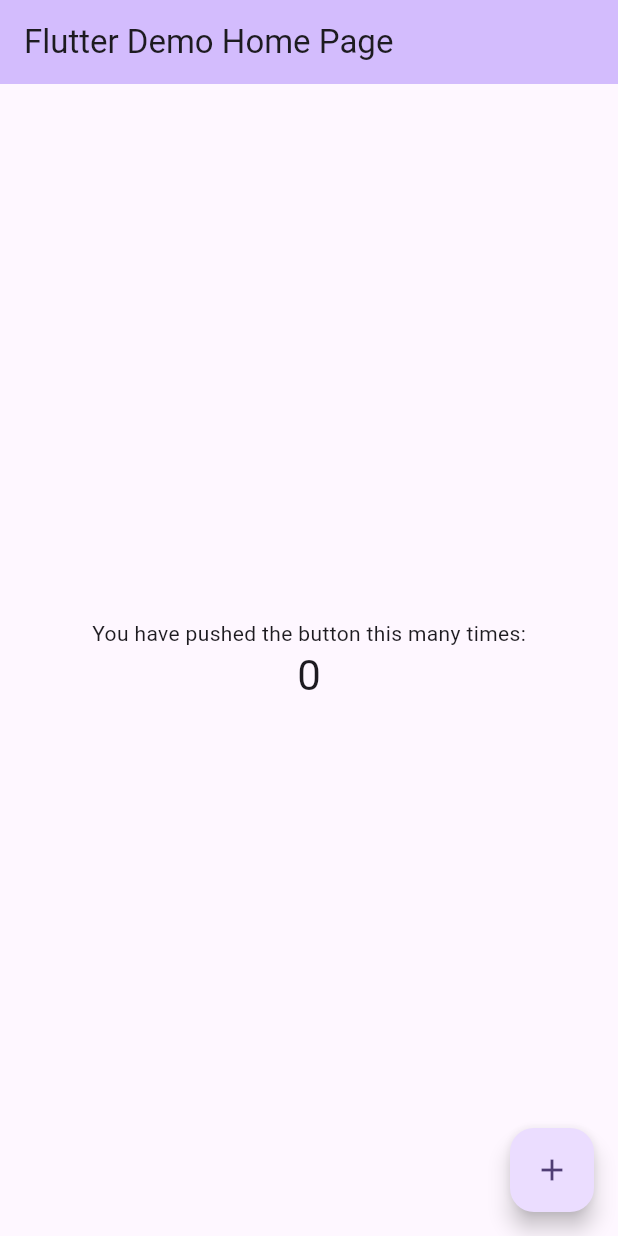
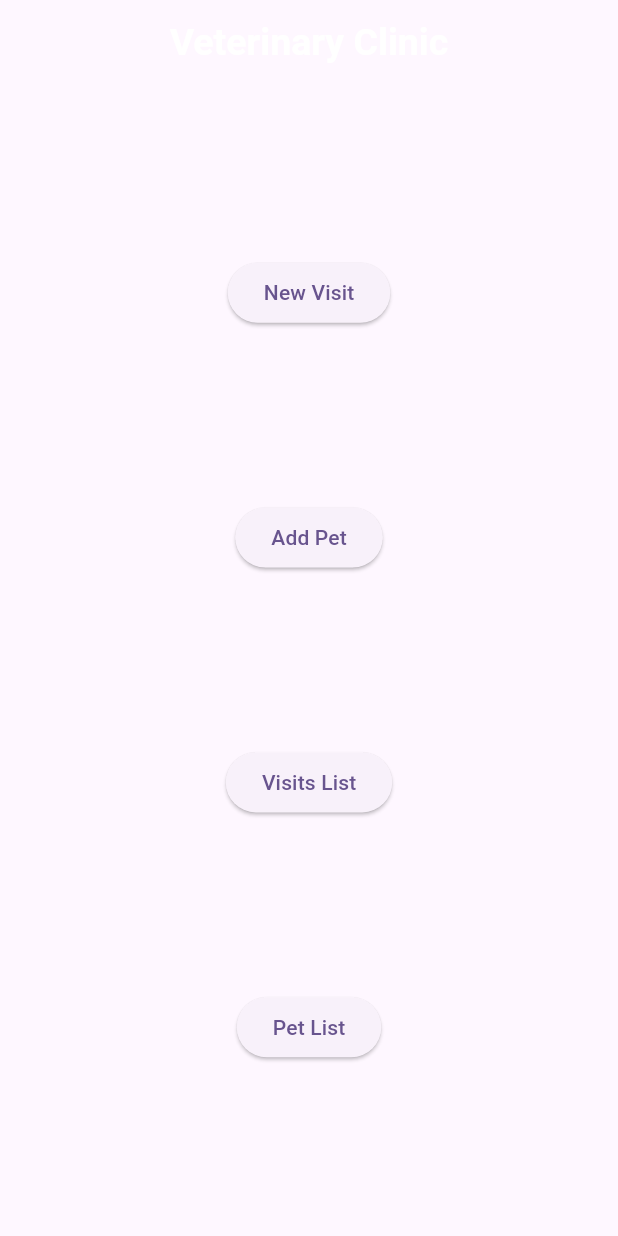
Before and after one commit to Mohamed2Sherif/ClickPet, a Flutter app: the screen it shows after launch, on a phone screen of 412 x 824 dp. Run offline on Flutter 3.47's test engine with Material 3 defaults, Android fonts, the phone set to English and light mode, and no system bars; our stand-ins replace sqflite; accounts and stored records are empty.

Commit message:
created the main page and addVisit, addPet forms and added Database Helper

```diff
--- a/Flutter/click_pet/lib/main.dart
+++ b/Flutter/click_pet/lib/main.dart
@@ -1,3 +1,4 @@
+import 'package:click_pet/pages/home_page.dart';
 import 'package:flutter/material.dart';
 
 void main() {
@@ -7,119 +8,15 @@ void main() {
 class MyApp extends StatelessWidget {
   const MyApp({super.key});
 
-  // This widget is the root of your application.
   @override
   Widget build(BuildContext context) {
     return MaterialApp(
       title: 'Flutter Demo',
       theme: ThemeData(
-        // This is the theme of your application.
-        //
-        // TRY THIS: Try running your application with "flutter run". You'll see
-        // the application has a purple toolbar. Then, without quitting the app,
-        // try changing the seedColor in the colorScheme below to Colors.green
-        // and then invoke "hot reload" (save your changes or press the "hot
-        // reload" button in a Flutter-supported IDE, or press "r" if you used
-        // the command line to start the app).
-        //
-        // Notice that the counter didn't reset back to zero; the application
-        // state is not lost during the reload. To reset the state, use hot
-        // restart instead.
-        //
-        // This works for code too, not just values: Most code changes can be
-        // tested with just a hot reload.
         colorScheme: ColorScheme.fromSeed(seedColor: Colors.deepPurple),
         useMaterial3: true,
       ),
-      home: const MyHomePage(title: 'Flutter Demo Home Page'),
+      home: HomePage(),
     );
   }
 }
-
-class MyHomePage extends StatefulWidget {
-  const MyHomePage({super.key, required this.title});
-
-  // This widget is the home page of your application. It is stateful, meaning
-  // that it has a State object (defined below) that contains fields that affect
-  // how it looks.
-
-  // This class is the configuration for the state. It holds the values (in this
-  // case the title) provided by the parent (in this case the App widget) and
-  // used by the build method of the State. Fields in a Widget subclass are
-  // always marked "final".
-
-  final String title;
-
-  @override
-  State<MyHomePage> createState() => _MyHomePageState();
-}
-
-class _MyHomePageState extends State<MyHomePage> {
-  int _counter = 0;
-
-  void _incrementCounter() {
-    setState(() {
-      // This call to setState tells the Flutter framework that something has
-      // changed in this State, which causes it to rerun the build method below
-      // so that the display can reflect the updated values. If we changed
-      // _counter without calling setState(), then the build method would not be
-      // called again, and so nothing would appear to happen.
-      _counter++;
-    });
-  }
-
-  @override
-  Widget build(BuildContext context) {
-    // This method is rerun every time setState is called, for instance as done
-    // by the _incrementCounter method above.
-    //
-    // The Flutter framework has been optimized to make rerunning build methods
-    // fast, so that you can just rebuild anything that needs updating rather
-    // than having to individually change instances of widgets.
-    return Scaffold(
-      appBar: AppBar(
-        // TRY THIS: Try changing the color here to a specific color (to
-        // Colors.amber, perhaps?) and trigger a hot reload to see the AppBar
-        // change color while the other colors stay the same.
-        backgroundColor: Theme.of(context).colorScheme.inversePrimary,
-        // Here we take the value from the MyHomePage object that was created by
-        // the App.build method, and use it to set our appbar title.
-        title: Text(widget.title),
-      ),
-      body: Center(
-        // Center is a layout widget. It takes a single child and positions it
-        // in the middle of the parent.
-        child: Column(
-          // Column is also a layout widget. It takes a list of children and
-          // arranges them vertically. By default, it sizes itself to fit its
-          // children horizontally, and tries to be as tall as its parent.
-          //
-          // Column has various properties to control how it sizes itself and
-          // how it positions its children. Here we use mainAxisAlignment to
-          // center the children vertically; the main axis here is the vertical
-          // axis because Columns are vertical (the cross axis would be
-          // horizontal).
-          //
-          // TRY THIS: Invoke "debug painting" (choose the "Toggle Debug Paint"
-          // action in the IDE, or press "p" in the console), to see the
-          // wireframe for each widget.
-          mainAxisAlignment: MainAxisAlignment.center,
-          children: <Widget>[
-            const Text(
-              'You have pushed the button this many times:',
-            ),
-            Text(
-              '$_counter',
-              style: Theme.of(context).textTheme.headlineMedium,
-            ),
-          ],
-        ),
-      ),
-      floatingActionButton: FloatingActionButton(
-        onPressed: _incrementCounter,
-        tooltip: 'Increment',
-        child: const Icon(Icons.add),
-      ), // This trailing comma makes auto-formatting nicer for build methods.
-    );
-  }
-}
--- /dev/null
+++ b/Flutter/click_pet/lib/pages/home_page.dart
@@ -0,0 +1,45 @@
+import 'package:flutter/material.dart';
+import 'visits_list.dart';
+import 'pets_list.dart';
+import 'new_visit_form.dart';
+import 'add_pet_form.dart';
+
+class HomePage extends StatelessWidget {
+  @override
+  Widget build(BuildContext context) {
+    return Scaffold(
+      appBar: AppBar(
+        title: Text("Veterinary Clinic"),
+        centerTitle: true,
+        titleTextStyle: TextStyle(fontWeight: FontWeight.w600, fontSize: 25),
+      ),
+      body: Center(
+        child: Column(
+          mainAxisAlignment: MainAxisAlignment.spaceEvenly,
+          children: [
+            ElevatedButton(
+              onPressed: () =>
+                  showDialog(context: context, builder: (_) => NewVisitForm()),
+              child: Text("New Visit"),
+            ),
+            ElevatedButton(
+              onPressed: () =>
+                  showDialog(context: context, builder: (_) => AddPetForm()),
+              child: Text("Add Pet"),
+            ),
+            ElevatedButton(
+              onPressed: () => Navigator.push(
+                  context, MaterialPageRoute(builder: (_) => VisitsList())),
+              child: Text("Visits List"),
+            ),
+            ElevatedButton(
+              onPressed: () => Navigator.push(
+                  context, MaterialPageRoute(builder: (_) => PetsList())),
+              child: Text("Pet List"),
+            ),
+          ],
+        ),
+      ),
+    );
+  }
+}
--- /dev/null
+++ b/Flutter/click_pet/lib/pages/visits_list.dart
@@ -0,0 +1,49 @@
+import 'package:flutter/material.dart';
+import './database_helper/db_helper.dart';
+import 'visit_details.dart';
+
+class VisitsList extends StatefulWidget {
+  @override
+  _VisitsListState createState() => _VisitsListState();
+}
+
+class _VisitsListState extends State<VisitsList> {
+  List<Map<String, dynamic>> _visits = [];
+
+  void _loadVisits() async {
+    final db = DBHelper();
+    await db.database; // <-- Ensure DB is initialized before insert
+    final visits = await db.getVisits();
+    setState(() {
+      _visits = visits;
+    });
+  }
+
+  @override
+  void initState() {
+    super.initState();
+    _loadVisits();
+  }
+
+  @override
+  Widget build(BuildContext context) {
+    return Scaffold(
+      appBar: AppBar(title: Text("Visits List")),
+      body: ListView.builder(
+        itemCount: _visits.length,
+        itemBuilder: (context, index) {
+          final visit = _visits[index];
+          return ListTile(
+            title: Text("${visit['petOwner']} - ${visit['petType']}"),
+            subtitle: Text("Date: ${visit['visitDate']}"),
+            onTap: () => Navigator.push(
+              context,
+              MaterialPageRoute(
+                  builder: (context) => VisitDetails(visit: visit)),
+            ).then((_) => _loadVisits()),
+          );
+        },
+      ),
+    );
+  }
+}
```
Also changed, not shown: Flutter/click_pet/lib/pages/add_pet_form.dart (added, +47 -0 lines), Flutter/click_pet/lib/pages/database_helper/db_helper.dart (added, +68 -0 lines), Flutter/click_pet/lib/pages/new_visit_form.dart (added, +87 -0 lines), Flutter/click_pet/lib/pages/pets_list.dart (added, +43 -0 lines), Flutter/click_pet/lib/pages/visit_details.dart (added, +99 -0 lines), Flutter/click_pet/pubspec.yaml (+5 -2 lines), Flutter/click_pet/pubspec.lock, 1 other file.
